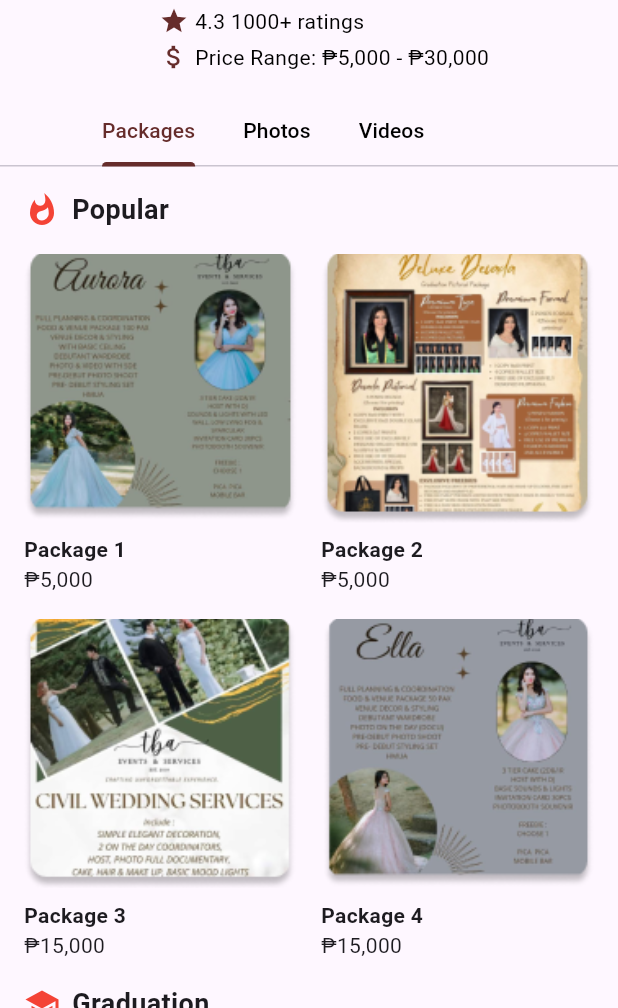
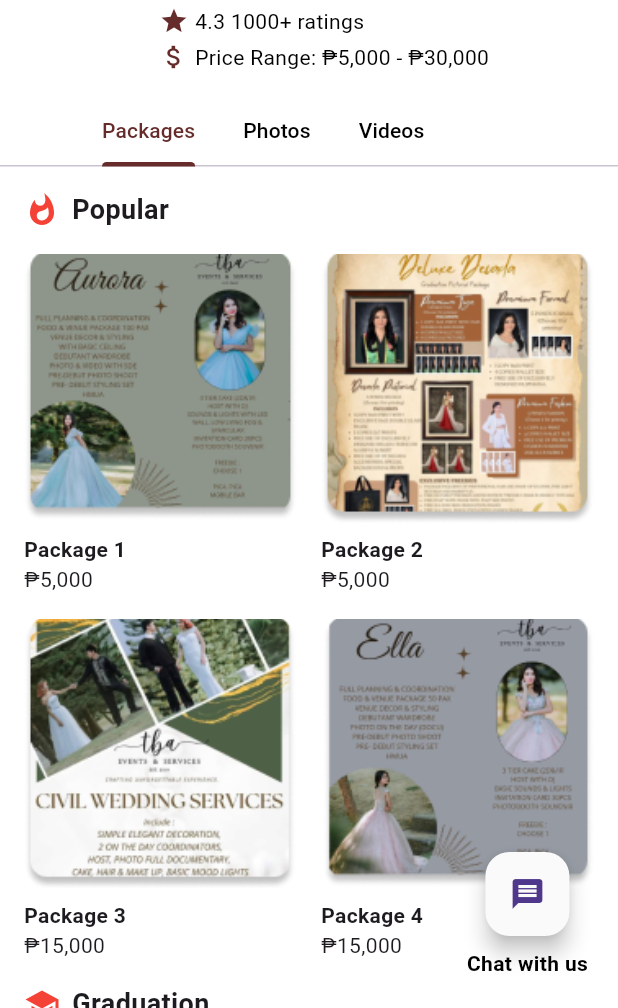
Before and after one commit to Nenosaj/CamHub, a Flutter app: the CreativesDetailPage screen opened directly, on a phone screen of 412 x 824 dp, the part 228-1236 px from its top. Run offline on Flutter 3.47's test engine with Material 3 defaults, Android fonts, the phone set to English and light mode, and no system bars; our stand-ins replace charts_flutter.

Commit message:
booking complete

```diff
--- a/lib/screens/ClientUI/client_packagedetails.dart
+++ b/lib/screens/ClientUI/client_packagedetails.dart
@@ -40,6 +40,7 @@ class _PackageDetailsPageState extends State<PackageDetailsPage> {
   @override
   Widget build(BuildContext context) {
     return Scaffold(
+      backgroundColor: Colors.white,
       appBar: AppBar(
         backgroundColor: Colors.white,
         elevation: 1,
--- a/lib/screens/ClientUI/clienthomepage_creativedetails.dart
+++ b/lib/screens/ClientUI/clienthomepage_creativedetails.dart
@@ -11,6 +11,7 @@ class CreativesDetailPage extends StatelessWidget {
     return DefaultTabController(
       length: 3, // Number of tabs
       child: Scaffold(
+        backgroundColor: Colors.white,
         appBar: AppBar(
           title: const Text('Higala Films',
               style: TextStyle(color: Color(0xFF662C2B))),
@@ -36,7 +37,9 @@ class CreativesDetailPage extends StatelessWidget {
             ),
           ],
         ),
-        body: Column(
+        body: Stack(
+          children: [
+            Column(
               children: [
                 // Header with details
                 Padding(
@@ -46,8 +49,8 @@ class CreativesDetailPage extends StatelessWidget {
                     children: [
                       // Left side: Image of the logo
                       ClipRRect(
-                    borderRadius:
-                        BorderRadius.circular(8.0), // Rounded corners for image
+                        borderRadius: BorderRadius.circular(
+                            8.0), // Rounded corners for image
                         child: Image.asset(
                           'assets/images/higala_logo.png', // Replace with your actual image path
                           width: 80, // Adjusted size for larger image
@@ -107,8 +110,8 @@ class CreativesDetailPage extends StatelessWidget {
                                 SizedBox(width: 4),
                                 Text(
                                   '4.4km away',
-                              style:
-                                  TextStyle(fontSize: 14, color: Colors.black),
+                                  style: TextStyle(
+                                      fontSize: 14, color: Colors.black),
                                 ),
                               ],
                             ),
@@ -121,13 +124,14 @@ class CreativesDetailPage extends StatelessWidget {
                                 SizedBox(width: 4),
                                 Text(
                                   '4.3 1000+ ratings',
-                              style:
-                                  TextStyle(fontSize: 14, color: Colors.black),
+                                  style: TextStyle(
+                                      fontSize: 14, color: Colors.black),
                                 ),
                               ],
                             ),
                             const SizedBox(
-                            height: 4), // Space between rating and price range
+                                height:
+                                    4), // Space between rating and price range
                             // Price Range row
                             Row(
                               children: const [
@@ -139,8 +143,8 @@ class CreativesDetailPage extends StatelessWidget {
                                     'Price Range: ₱5,000 - ₱30,000',
                                     style: TextStyle(
                                         fontSize: 14, color: Colors.black),
-                                overflow:
-                                    TextOverflow.ellipsis, // Prevent overflow
+                                    overflow: TextOverflow
+                                        .ellipsis, // Prevent overflow
                                   ),
                                 ),
                               ],
@@ -155,10 +159,12 @@ class CreativesDetailPage extends StatelessWidget {
                 const TabBar(
                   indicatorColor: Color(0xFF662C2B), // Color of the underline
                   indicatorWeight: 1.0, // Thickness of the underline
-              labelColor: Color(0xFF662C2B), // Color of the selected tab label
+                  labelColor:
+                      Color(0xFF662C2B), // Color of the selected tab label
                   unselectedLabelColor:
                       Colors.black, // Color of unselected tab labels
-              isScrollable: true, // Allows the tabs to scroll if there are many
+                  isScrollable:
+                      true, // Allows the tabs to scroll if there are many
                   tabs: [
                     Tab(text: 'Packages'),
                     Tab(text: 'Photos'),
@@ -175,6 +181,33 @@ class CreativesDetailPage extends StatelessWidget {
                       _buildPhotosTab(context),
                       // Third Tab: Videos
                       _buildVideosTab(context),
+                    ],
+                  ),
+                ),
+              ],
+            ),
+            // Positioned Chat button at the bottom-right corner
+            Positioned(
+              bottom: 20,
+              right: 20,
+              child: Column(
+                children: [
+                  FloatingActionButton(
+                    backgroundColor: Color.fromARGB(255, 250, 250, 250),
+                    onPressed: () {
+                      // Handle chat button press
+                    },
+                    child: Icon(Icons.message),
+                  ),
+                  const SizedBox(height: 8),
+                  const Text(
+                    'Chat with us',
+                    style: TextStyle(
+                      fontWeight: FontWeight.bold,
+                      fontSize: 14,
+                      color: Color.fromARGB(255, 0, 0, 0),
+                    ),
+                  ),
                 ],
               ),
             ),
--- a/pubspec.yaml
+++ b/pubspec.yaml
@@ -36,6 +36,7 @@ flutter:
     - assets/images/photographer1.jpg
     - assets/images/photographer2.jpg
     - assets/images/higala_logo.png
+    - assets/images/higala_logo1.jpg
     - assets/images/package1.png
     - assets/images/package2.png
     - assets/images/package3.png
```
Also changed, not shown: lib/screens/ClientUI/clientbookings.dart (+13 -6 lines). Lines whose indentation alone changed are shown as unchanged.
